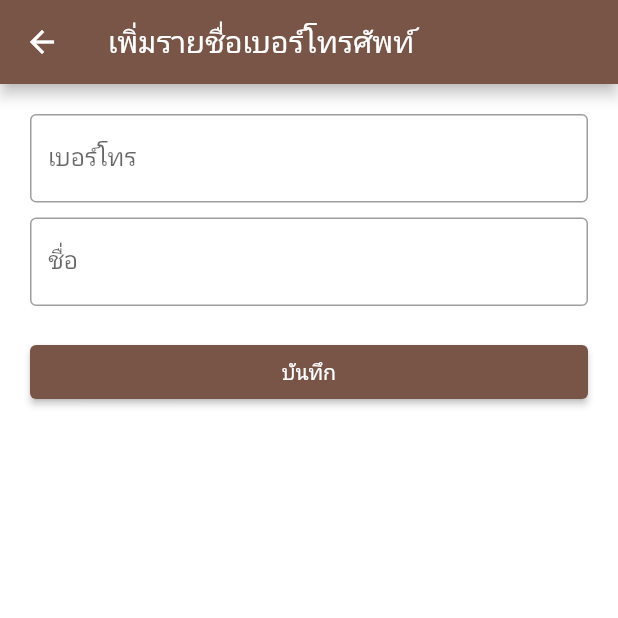
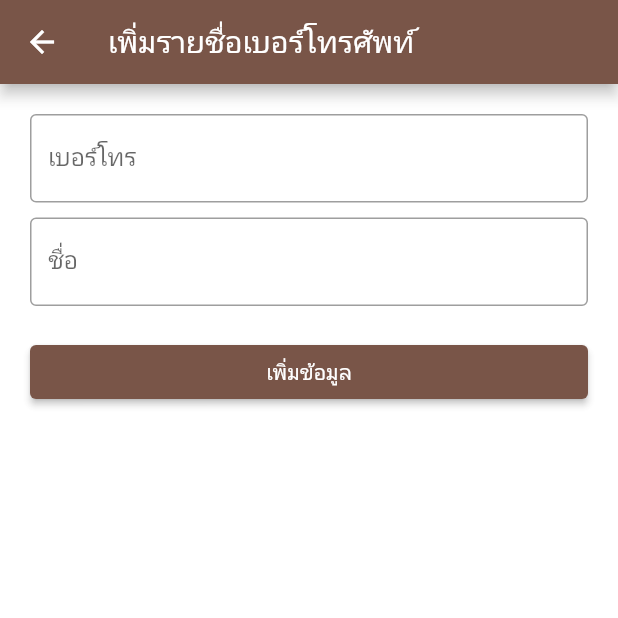
Before and after one commit to Tanakoneiei/final-project, a Flutter app: the NewItemScreen screen opened directly, on a phone screen of 412 x 824 dp, the top half of it. Run offline on Flutter 3.47's test engine with Material 2 defaults, Android fonts, the phone set to English and light mode, and no system bars; our stand-ins replace cloud_firestore, firebase_auth, firebase_core, logger; accounts and stored records are empty; network calls fail.

Commit message:
Update new_item_screen.dart

```diff
--- a/lib/screens/new_item_screen.dart
+++ b/lib/screens/new_item_screen.dart
@@ -46,7 +46,7 @@ class _NewItemScreenState extends State<NewItemScreen> {
                 Expanded(
                   child: ElevatedButton(
                     onPressed: _addItem,
-                    child: Text("บันทึก"),
+                    child: Text("เพิ่มข้อมูล"),
                   ),
                 ),
               ],
```
